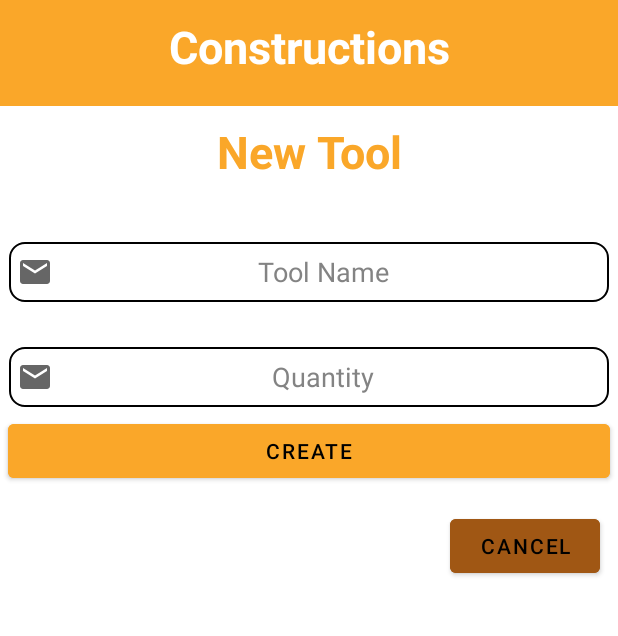
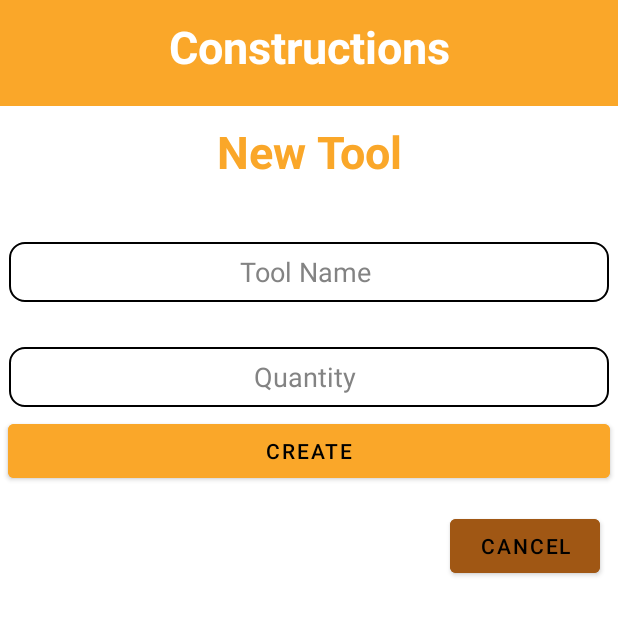
Before and after one commit to victor-malloni/Armamentarium, an Android app: the CreateNewTool screen opened through its navigation route, on a phone screen of 412 x 824 dp, the part 44-680 px from its top. Run offline under Robolectric (Android 15) with nearby library versions, the phone set to English and light mode, and no system bars; our stand-ins replace Firebase (no records; nobody signed in at launch, a user with empty details on screens opened directly).

Commit message:
style: icon removal

```diff
--- a/app/src/main/res/layout/fragment_create_new_tool.xml
+++ b/app/src/main/res/layout/fragment_create_new_tool.xml
@@ -53,7 +53,6 @@
             android:layout_height="40dp"
             android:layout_marginTop="30dp"
             android:background="@drawable/custom_imput"
-            android:drawableStart="@drawable/ic_email"
             android:ems="10"
             android:hint="Tool Name"
             android:textColorHint="@color/grey"
@@ -70,7 +69,6 @@
             android:layout_height="40dp"
             android:layout_marginTop="30dp"
             android:background="@drawable/custom_imput"
-            android:drawableStart="@drawable/ic_email"
             android:ems="10"
             android:hint="Quantity"
             android:textColorHint="@color/grey"
```
